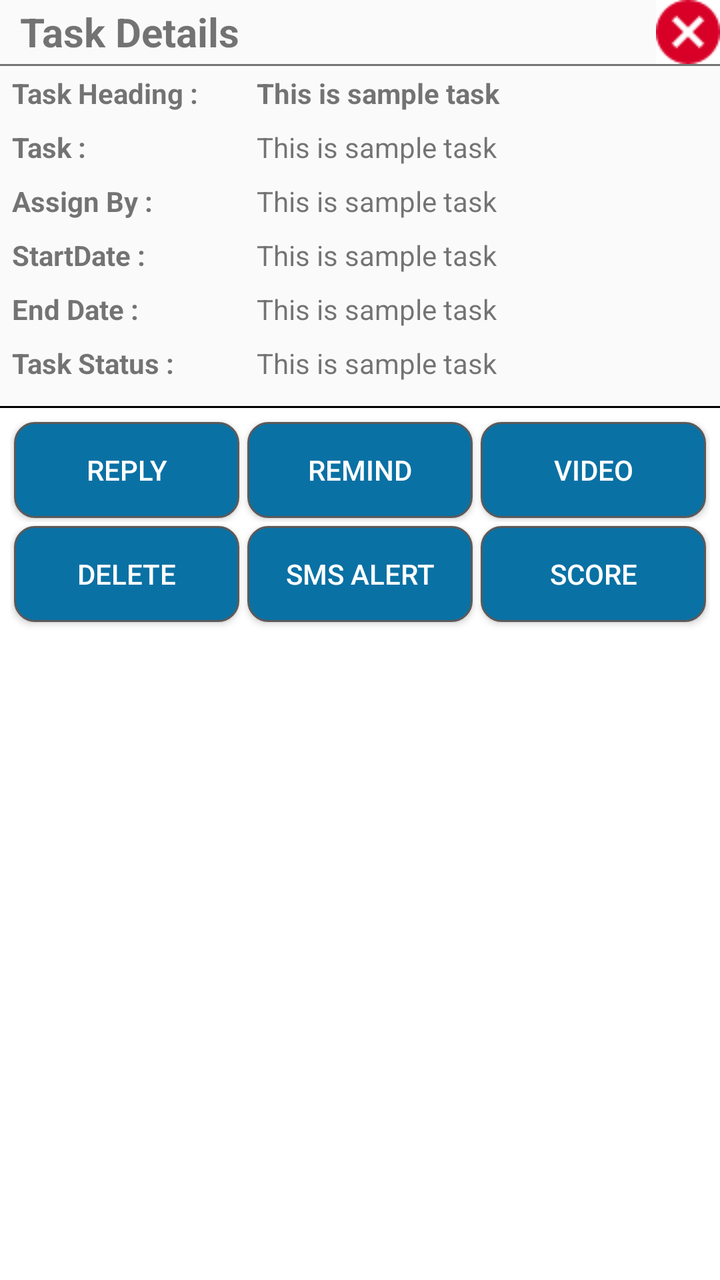
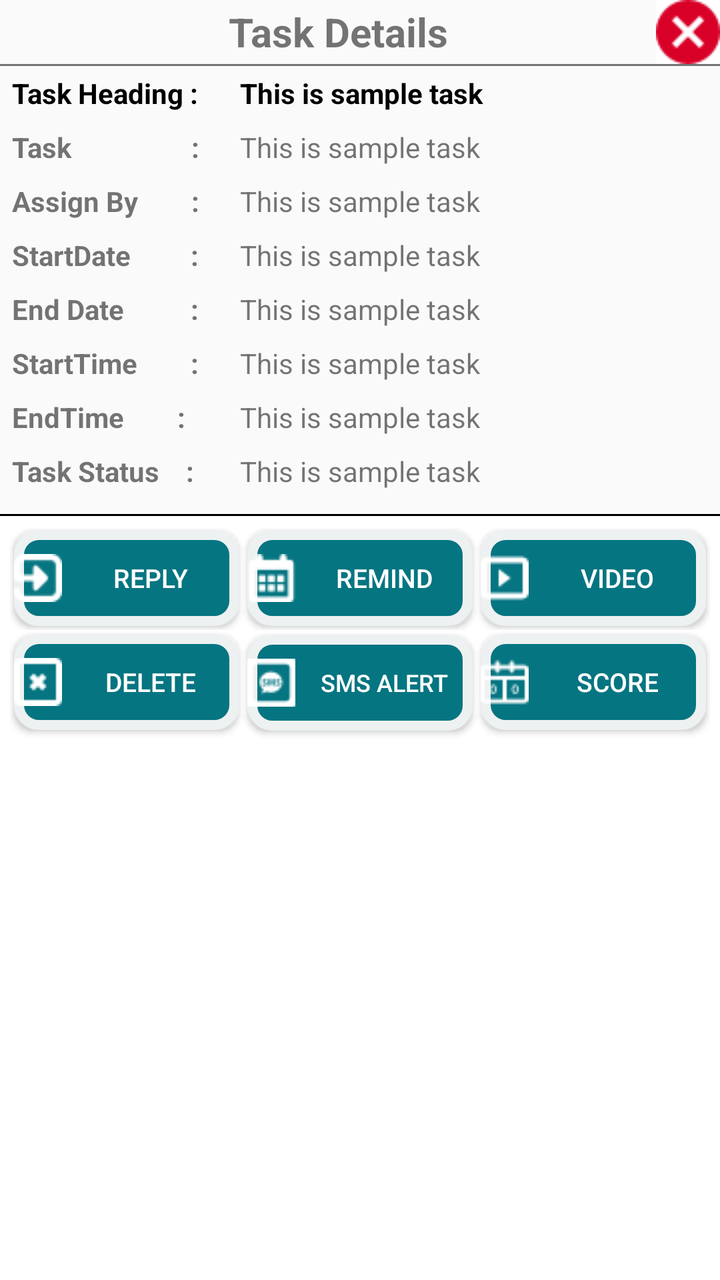

Compare the two renders of this Android layout. The source of the first and the diff that turns it into the second are given below.
<!-- AndroidManifest.xml: application theme AppTheme -->
<!-- res/layout/show_task_detils_row.xml -->
<?xml version="1.0" encoding="utf-8"?>
<LinearLayout xmlns:android="http://schemas.android.com/apk/res/android"
    android:layout_width="match_parent"
    android:layout_height="wrap_content"
    android:orientation="vertical">

    <LinearLayout
        android:layout_width="match_parent"
        android:layout_height="wrap_content"
        android:orientation="horizontal">

        <TextView
            android:layout_width="0dp"
            android:layout_height="wrap_content"
            android:layout_gravity="center"
            android:layout_marginLeft="10dp"
            android:layout_weight="1"
            android:gravity="left"
            android:text="Task Details"
            android:textSize="20sp"
            android:textStyle="bold" />

        <ImageButton
            android:id="@+id/show_close"
            android:layout_width="wrap_content"
            android:layout_height="wrap_content"
            android:background="@color/white"
            android:src="@drawable/cancelbutton" />
    </LinearLayout>


    <View
        android:layout_width="match_parent"
        android:layout_height="1dp"
        android:background="@color/grey_600" />


    <LinearLayout
        android:layout_width="match_parent"
        android:layout_height="wrap_content"
        android:layout_margin="4dp"
        android:orientation="horizontal"
        android:paddingLeft="2dp">

        <TextView
            android:layout_width="0dp"
            android:layout_height="wrap_content"
            android:layout_weight="3.5"
            android:text="Task Heading :"
            android:textStyle="bold" />

        <TextView
            android:id="@+id/txt_show_task_head"
            android:layout_width="0dp"
            android:layout_height="wrap_content"
            android:layout_weight="6.5"
            android:text="This is sample task"
            android:textStyle="bold" />


    </LinearLayout>

    <LinearLayout
        android:layout_width="match_parent"
        android:layout_height="wrap_content"
        android:layout_margin="4dp"
        android:orientation="horizontal"
        android:paddingLeft="2dp">

        <TextView
            android:layout_width="0dp"
            android:layout_height="wrap_content"
            android:layout_weight="3.5"
            android:text="Task :"
            android:textStyle="bold" />

        <TextView
            android:id="@+id/txt_show_desc"
            android:layout_width="0dp"
            android:layout_height="wrap_content"
            android:layout_weight="6.5"
            android:text="This is sample task" />


    </LinearLayout>

    <LinearLayout
        android:layout_width="match_parent"
        android:layout_height="wrap_content"
        android:layout_margin="4dp"
        android:orientation="horizontal"
        android:paddingLeft="2dp">

        <TextView
            android:layout_width="0dp"
            android:layout_height="wrap_content"
            android:layout_weight="3.5"
            android:text="Assign By :"
            android:textStyle="bold" />

        <TextView
            android:id="@+id/txt_show_assignBy"
            android:layout_width="0dp"
            android:layout_height="wrap_content"
            android:layout_weight="6.5"
            android:text="This is sample task" />


    </LinearLayout>

    <LinearLayout
        android:layout_width="match_parent"
        android:layout_height="wrap_content"
        android:layout_margin="4dp"
        android:orientation="horizontal"
        android:paddingLeft="2dp">

        <TextView
            android:layout_width="0dp"
            android:layout_height="wrap_content"
            android:layout_weight="3.5"
            android:text="StartDate :"
            android:textStyle="bold" />

        <TextView
            android:id="@+id/txt_show_start"
            android:layout_width="0dp"
            android:layout_height="wrap_content"
            android:layout_weight="6.5"
            android:text="This is sample task" />


    </LinearLayout>

    <LinearLayout
        android:layout_width="match_parent"
        android:layout_height="wrap_content"
        android:layout_margin="4dp"
        android:orientation="horizontal"
        android:paddingLeft="2dp">

        <TextView
            android:layout_width="0dp"
            android:layout_height="wrap_content"
            android:layout_weight="3.5"
            android:text="End Date :"
            android:textStyle="bold" />

        <TextView
            android:id="@+id/txt_show_endDate"
            android:layout_width="0dp"
            android:layout_height="wrap_content"
            android:layout_weight="6.5"
            android:text="This is sample task" />


    </LinearLayout>

    <LinearLayout
        android:layout_width="match_parent"
        android:layout_height="wrap_content"
        android:layout_margin="4dp"
        android:orientation="horizontal"
        android:paddingLeft="2dp">

        <TextView
            android:layout_width="0dp"
            android:layout_height="wrap_content"
            android:layout_weight="3.5"
            android:text="Task Status :"
            android:textStyle="bold" />

        <TextView
            android:id="@+id/TaskStatus"
            android:layout_width="0dp"
            android:layout_height="wrap_content"
            android:layout_weight="6.5"
            android:text="This is sample task" />


    </LinearLayout>

    <LinearLayout
        android:layout_width="match_parent"
        android:layout_height="wrap_content"
        android:layout_margin="4dp"
        android:layout_weight="1"
        android:orientation="vertical"
        android:paddingLeft="2dp">

        <Button
            android:id="@+id/previousComments"
            android:layout_width="wrap_content"
            android:layout_height="wrap_content"
            android:layout_gravity="left"
            android:layout_weight="3.5"
            android:text="Comments"
            android:textStyle="bold" />

        <android.support.v7.widget.RecyclerView
            android:id="@+id/TaskComment"
            android:layout_width="match_parent"
            android:layout_height="match_parent"
            android:layout_below="@+id/previousComments"
            android:scrollbars="vertical" />

    </LinearLayout>

    <LinearLayout
        android:layout_width="match_parent"
        android:layout_height="1dp"
        android:background="#000000">

    </LinearLayout>

    <LinearLayout
        android:layout_width="match_parent"
        android:layout_height="match_parent"
        android:background="#fff"
        android:orientation="vertical"
        android:padding="5dp">

        <LinearLayout
            android:id="@+id/below"
            android:layout_width="match_parent"
            android:layout_height="wrap_content"
            android:orientation="horizontal">

            <Button
                android:id="@+id/id_show"
                android:layout_width="0dp"
                android:layout_height="wrap_content"
                android:layout_margin="2dp"
                android:layout_weight="1"
                android:background="@drawable/button_background"
                android:text="SHOW"
                android:textColor="#fff"
                android:visibility="gone" />

            <Button
                android:id="@+id/id_task_edt"
                android:layout_width="0dp"
                android:layout_height="wrap_content"
                android:layout_margin="2dp"
                android:layout_weight="1"
                android:background="@drawable/button_background"
                android:text="Reply"
                android:textColor="#fff" />

            <Button
                android:id="@+id/id_remind"
                android:layout_width="0dp"
                android:layout_height="wrap_content"
                android:layout_margin="2dp"
                android:layout_weight="1"
                android:background="@drawable/button_background"
                android:text="REMIND"
                android:textColor="#fff" />

            <Button
                android:id="@+id/showvideo"
                android:layout_width="0dp"
                android:layout_height="wrap_content"
                android:layout_margin="2dp"
                android:layout_weight="1"
                android:background="@drawable/button_background"
                android:text="VIDEO"
                android:textColor="#fff" />

        </LinearLayout>

        <LinearLayout
            android:layout_width="match_parent"
            android:layout_height="wrap_content"
            android:layout_weight="1"
            android:orientation="horizontal">

            <Button
                android:id="@+id/id_delete"
                android:layout_width="0dp"
                android:layout_height="wrap_content"
                android:layout_margin="2dp"
                android:layout_weight="1"
                android:background="@drawable/button_background"
                android:text="DELETE"
                android:textColor="#fff" />

            <Button
                android:id="@+id/id_smsalert"
                android:layout_width="0dp"
                android:layout_height="wrap_content"
                android:layout_margin="2dp"
                android:layout_weight="1"
                android:background="@drawable/button_background"
                android:text="SMS ALERT"
                android:textColor="#fff" />

            <Button
                android:id="@+id/id_score"
                android:layout_width="0dp"
                android:layout_height="wrap_content"
                android:layout_margin="2dp"
                android:layout_weight="1"
                android:background="@drawable/button_background"
                android:text="SCORE"
                android:textColor="#fff" />

        </LinearLayout>


    </LinearLayout>


</LinearLayout>
<!-- resources referenced by this layout -->
<resources>
  <color name="grey_600">#757575</color>
  <color name="white">#FFFFFF</color>
  <!-- drawable button_background (drawable) -->
  <?xml version="1.0" encoding="utf-8"?>
  <selector xmlns:android="http://schemas.android.com/apk/res/android">
      <item>
  
          <shape android:shape="rectangle">
              <solid android:color="#0a71a4" />
              <stroke android:width="1dp" android:color="#5c5959" />
              <corners android:radius="10dp" />
  
          </shape>
  
      </item>
  
  </selector>
  <!-- drawable cancelbutton: png bitmap (drawable, 616 bytes) -->
  <style name="AppTheme" parent="Theme.AppCompat.Light.DarkActionBar">
          
          <item name="windowNoTitle">true</item>
          <item name="windowActionBar">false</item>
          <item name="colorPrimary">@color/light_blue_800</item>
          <item name="colorPrimaryDark">@color/colorPrimaryDark</item>
          <item name="colorAccent">@color/colorAccent</item>
      </style>
  <color name="light_blue_800">#0277bd</color>
  <color name="colorPrimaryDark">#303F9F</color>
  <color name="colorAccent">#000105</color>
</resources>

<!-- the commit's change to res/layout/show_task_detils_row.xml (unified diff, before → after) -->
@@ -15,7 +15,7 @@
             android:layout_gravity="center"
             android:layout_marginLeft="10dp"
             android:layout_weight="1"
-            android:gravity="left"
+            android:gravity="center"
             android:text="Task Details"
             android:textSize="20sp"
             android:textStyle="bold" />
@@ -45,15 +45,17 @@
         <TextView
             android:layout_width="0dp"
             android:layout_height="wrap_content"
-            android:layout_weight="3.5"
+            android:layout_weight="3"
             android:text="Task Heading :"
+            android:textColor="@color/black"
             android:textStyle="bold" />
 
         <TextView
             android:id="@+id/txt_show_task_head"
             android:layout_width="0dp"
             android:layout_height="wrap_content"
-            android:layout_weight="6.5"
+            android:layout_weight="6.2"
+            android:textColor="@color/black"
             android:text="This is sample task"
             android:textStyle="bold" />
 
@@ -70,111 +72,154 @@
         <TextView
             android:layout_width="0dp"
             android:layout_height="wrap_content"
-            android:layout_weight="3.5"
-            android:text="Task :"
+            android:layout_weight="3"
+            android:text="Task                  :"
             android:textStyle="bold" />
 
         <TextView
             android:id="@+id/txt_show_desc"
             android:layout_width="0dp"
             android:layout_height="wrap_content"
-            android:layout_weight="6.5"
-            android:text="This is sample task" />
-
-
-    </LinearLayout>
-
-    <LinearLayout
-        android:layout_width="match_parent"
-        android:layout_height="wrap_content"
-        android:layout_margin="4dp"
-        android:orientation="horizontal"
-        android:paddingLeft="2dp">
-
-        <TextView
-            android:layout_width="0dp"
-            android:layout_height="wrap_content"
-            android:layout_weight="3.5"
-            android:text="Assign By :"
+            android:layout_weight="6.2"
+            android:text="This is sample task" />
+
+
+    </LinearLayout>
+
+    <LinearLayout
+        android:layout_width="match_parent"
+        android:layout_height="wrap_content"
+        android:layout_margin="4dp"
+        android:orientation="horizontal"
+        android:paddingLeft="2dp">
+
+        <TextView
+            android:layout_width="0dp"
+            android:layout_height="wrap_content"
+            android:layout_weight="3"
+            android:text="Assign By        :"
             android:textStyle="bold" />
 
         <TextView
             android:id="@+id/txt_show_assignBy"
             android:layout_width="0dp"
             android:layout_height="wrap_content"
-            android:layout_weight="6.5"
-            android:text="This is sample task" />
-
-
-    </LinearLayout>
-
-    <LinearLayout
-        android:layout_width="match_parent"
-        android:layout_height="wrap_content"
-        android:layout_margin="4dp"
-        android:orientation="horizontal"
-        android:paddingLeft="2dp">
-
-        <TextView
-            android:layout_width="0dp"
-            android:layout_height="wrap_content"
-            android:layout_weight="3.5"
-            android:text="StartDate :"
+            android:layout_weight="6.2"
+            android:text="This is sample task" />
+
+
+    </LinearLayout>
+
+    <LinearLayout
+        android:layout_width="match_parent"
+        android:layout_height="wrap_content"
+        android:layout_margin="4dp"
+        android:orientation="horizontal"
+        android:paddingLeft="2dp">
+
+        <TextView
+            android:layout_width="0dp"
+            android:layout_height="wrap_content"
+            android:layout_weight="3"
+            android:text="StartDate         :"
             android:textStyle="bold" />
 
         <TextView
             android:id="@+id/txt_show_start"
             android:layout_width="0dp"
             android:layout_height="wrap_content"
-            android:layout_weight="6.5"
-            android:text="This is sample task" />
-
-
-    </LinearLayout>
-
-    <LinearLayout
-        android:layout_width="match_parent"
-        android:layout_height="wrap_content"
-        android:layout_margin="4dp"
-        android:orientation="horizontal"
-        android:paddingLeft="2dp">
-
-        <TextView
-            android:layout_width="0dp"
-            android:layout_height="wrap_content"
-            android:layout_weight="3.5"
-            android:text="End Date :"
+            android:layout_weight="6.2"
+            android:text="This is sample task" />
+
+    </LinearLayout>
+
+    <LinearLayout
+        android:layout_width="match_parent"
+        android:layout_height="wrap_content"
+        android:layout_margin="4dp"
+        android:orientation="horizontal"
+        android:paddingLeft="2dp">
+
+        <TextView
+            android:layout_width="0dp"
+            android:layout_height="wrap_content"
+            android:layout_weight="3"
+            android:text="End Date          :"
             android:textStyle="bold" />
 
         <TextView
             android:id="@+id/txt_show_endDate"
             android:layout_width="0dp"
             android:layout_height="wrap_content"
-            android:layout_weight="6.5"
-            android:text="This is sample task" />
-
-
-    </LinearLayout>
-
-    <LinearLayout
-        android:layout_width="match_parent"
-        android:layout_height="wrap_content"
-        android:layout_margin="4dp"
-        android:orientation="horizontal"
-        android:paddingLeft="2dp">
-
-        <TextView
-            android:layout_width="0dp"
-            android:layout_height="wrap_content"
-            android:layout_weight="3.5"
-            android:text="Task Status :"
+            android:layout_weight="6.2"
+            android:text="This is sample task" />
+
+
+    </LinearLayout>
+    <LinearLayout
+        android:layout_width="match_parent"
+        android:layout_height="wrap_content"
+        android:layout_margin="4dp"
+        android:orientation="horizontal"
+        android:paddingLeft="2dp">
+
+        <TextView
+            android:layout_width="0dp"
+            android:layout_height="wrap_content"
+            android:layout_weight="3"
+            android:text="StartTime        :"
+            android:textStyle="bold" />
+
+        <TextView
+            android:id="@+id/startTime"
+            android:layout_width="0dp"
+            android:layout_height="wrap_content"
+            android:layout_weight="6.2"
+            android:text="This is sample task" />
+
+    </LinearLayout>
+    <LinearLayout
+        android:layout_width="match_parent"
+        android:layout_height="wrap_content"
+        android:layout_margin="4dp"
+        android:orientation="horizontal"
+        android:paddingLeft="2dp">
+
+        <TextView
+            android:layout_width="0dp"
+            android:layout_height="wrap_content"
+            android:layout_weight="3"
+            android:text="EndTime        :"
+            android:textStyle="bold" />
+
+        <TextView
+            android:id="@+id/endTime"
+            android:layout_width="0dp"
+            android:layout_height="wrap_content"
+            android:layout_weight="6.2"
+            android:text="This is sample task" />
+
+    </LinearLayout>
+
+    <LinearLayout
+        android:layout_width="match_parent"
+        android:layout_height="wrap_content"
+        android:layout_margin="4dp"
+        android:orientation="horizontal"
+        android:paddingLeft="2dp">
+
+        <TextView
+            android:layout_width="0dp"
+            android:layout_height="wrap_content"
+            android:layout_weight="3"
+            android:text="Task Status    :"
             android:textStyle="bold" />
 
         <TextView
             android:id="@+id/TaskStatus"
             android:layout_width="0dp"
             android:layout_height="wrap_content"
-            android:layout_weight="6.5"
+            android:layout_weight="6.2"
             android:text="This is sample task" />
 
 
@@ -194,6 +239,7 @@
             android:layout_height="wrap_content"
             android:layout_gravity="left"
             android:layout_weight="3.5"
+
             android:text="Comments"
             android:textStyle="bold" />
 
@@ -244,8 +290,10 @@
                 android:layout_margin="2dp"
                 android:layout_weight="1"
                 android:background="@drawable/button_background"
-                android:text="Reply"
-                android:textColor="#fff" />
+                android:drawableLeft="@drawable/reply"
+                android:text="REPLY"
+                android:textColor="#fff"
+                android:textSize="13dp" />
 
             <Button
                 android:id="@+id/id_remind"
@@ -254,8 +302,10 @@
                 android:layout_margin="2dp"
                 android:layout_weight="1"
                 android:background="@drawable/button_background"
+                android:drawableLeft="@drawable/remindr"
                 android:text="REMIND"
-                android:textColor="#fff" />
+                android:textColor="#fff"
+                android:textSize="13dp" />
 
             <Button
                 android:id="@+id/showvideo"
@@ -264,8 +314,10 @@
                 android:layout_margin="2dp"
                 android:layout_weight="1"
                 android:background="@drawable/button_background"
+                android:drawableLeft="@drawable/video"
                 android:text="VIDEO"
-                android:textColor="#fff" />
+                android:textColor="#fff"
+                android:textSize="13dp" />
 
         </LinearLayout>
 
@@ -282,8 +334,10 @@
                 android:layout_margin="2dp"
                 android:layout_weight="1"
                 android:background="@drawable/button_background"
+                android:drawableLeft="@drawable/delete"
                 android:text="DELETE"
-                android:textColor="#fff" />
+                android:textColor="#fff"
+                android:textSize="13dp" />
 
             <Button
                 android:id="@+id/id_smsalert"
@@ -292,8 +346,10 @@
                 android:layout_margin="2dp"
                 android:layout_weight="1"
                 android:background="@drawable/button_background"
+                android:drawableLeft="@drawable/sms"
                 android:text="SMS ALERT"
-                android:textColor="#fff" />
+                android:textColor="#fff"
+                android:textSize="12dp" />
 
             <Button
                 android:id="@+id/id_score"
@@ -302,8 +358,10 @@
                 android:layout_margin="2dp"
                 android:layout_weight="1"
                 android:background="@drawable/button_background"
+                android:drawableLeft="@drawable/score"
                 android:text="SCORE"
-                android:textColor="#fff" />
+                android:textColor="#fff"
+                android:textSize="13dp" />
 
         </LinearLayout>
 
<!-- resource entries referenced after the edit -->
@@ -1,5 +1,6 @@
 <!-- resources referenced by this layout -->
 <resources>
+  <color name="black">#000</color>
   <color name="grey_600">#757575</color>
   <color name="white">#FFFFFF</color>
   <!-- drawable button_background (drawable) -->
@@ -8,8 +9,8 @@
       <item>
   
           <shape android:shape="rectangle">
-              <solid android:color="#0a71a4" />
-              <stroke android:width="1dp" android:color="#5c5959" />
+              <solid android:color="#057581" />
+              <stroke android:width="5dp" android:color="#eef1f1" />
               <corners android:radius="10dp" />
   
           </shape>
@@ -18,15 +19,21 @@
   
   </selector>
   <!-- drawable cancelbutton: png bitmap (drawable, 616 bytes) -->
+  <!-- drawable delete: png bitmap (drawable, 473 bytes) -->
+  <!-- drawable remindr: png bitmap (drawable, 619 bytes) -->
+  <!-- drawable reply: png bitmap (drawable, 602 bytes) -->
+  <!-- drawable score: png bitmap (drawable, 616 bytes) -->
+  <!-- drawable sms: png bitmap (drawable, 608 bytes) -->
+  <!-- drawable video: png bitmap (drawable, 465 bytes) -->
   <style name="AppTheme" parent="Theme.AppCompat.Light.DarkActionBar">
           
           <item name="windowNoTitle">true</item>
           <item name="windowActionBar">false</item>
-          <item name="colorPrimary">@color/light_blue_800</item>
+          <item name="colorPrimary">@color/pink_900</item>
           <item name="colorPrimaryDark">@color/colorPrimaryDark</item>
           <item name="colorAccent">@color/colorAccent</item>
       </style>
-  <color name="light_blue_800">#0277bd</color>
+  <color name="pink_900">#880E4F</color>
   <color name="colorPrimaryDark">#303F9F</color>
   <color name="colorAccent">#000105</color>
 </resources>
